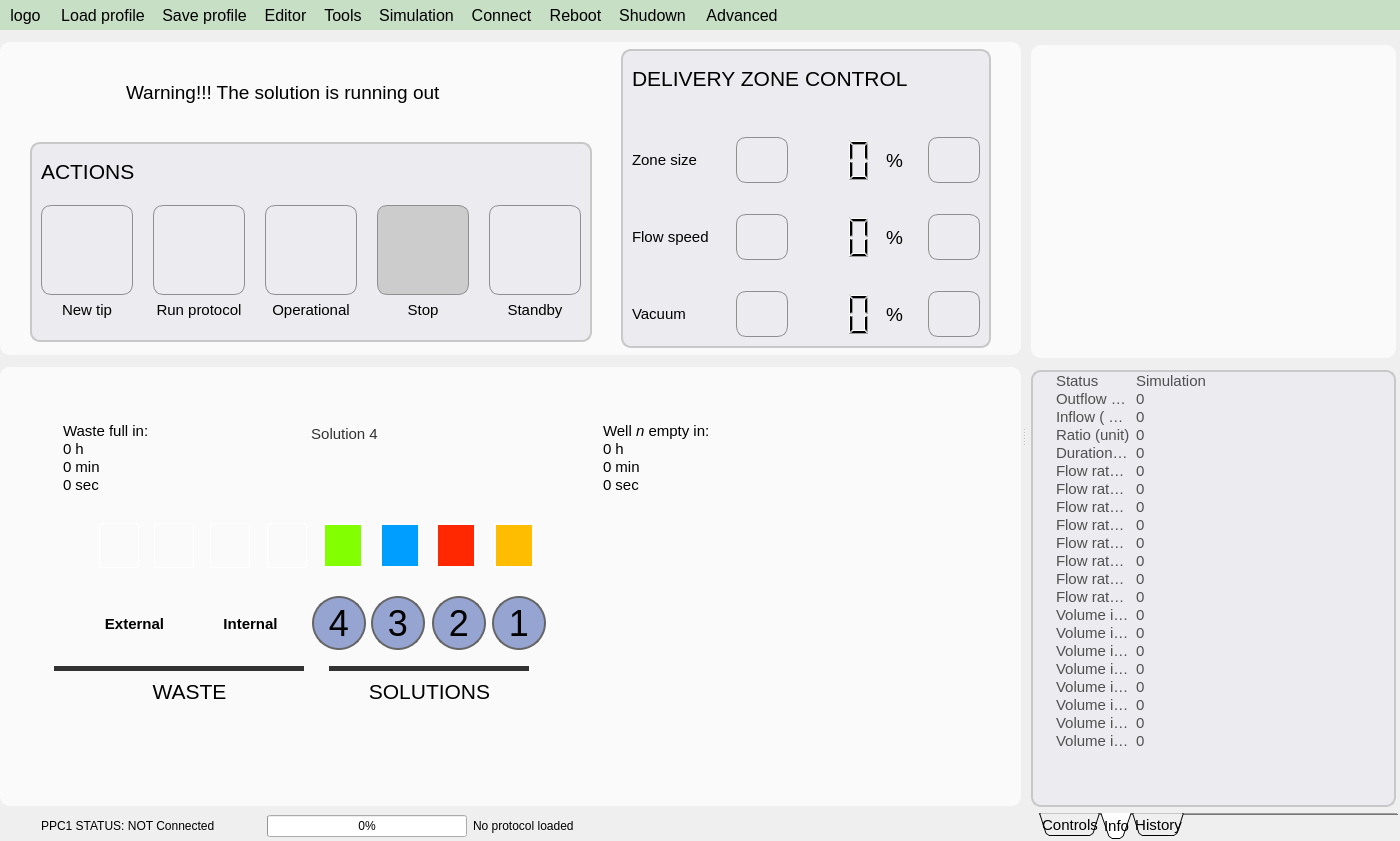
bellonemauro/Labonatip2.0, file apps/Lab-on-a-tip/Lab-on-a-tip.ui: the form before one commit.
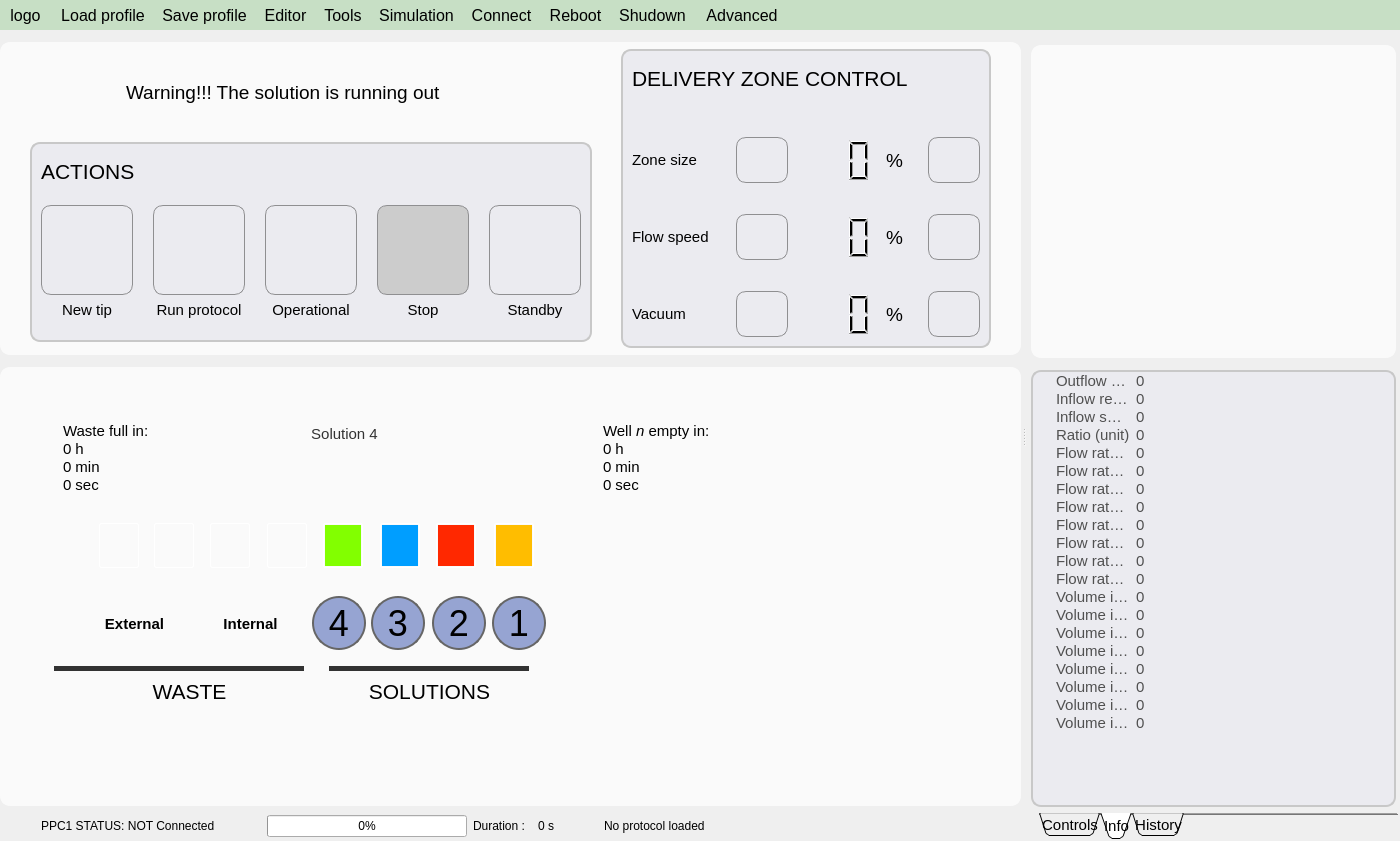
The form after the commit. Icons and pictures are not drawn.

The edit to the form file:
```diff
--- a/apps/Lab-on-a-tip/Lab-on-a-tip.ui
+++ b/apps/Lab-on-a-tip/Lab-on-a-tip.ui
@@ -2978,7 +2978,7 @@
            <property name="bottomMargin">
             <number>0</number>
            </property>
-           <item row="0" column="3">
+           <item row="0" column="5">
             <widget class="QLabel" name="label_macroStatus">
              <property name="text">
               <string>No protocol loaded</string>
@@ -3025,8 +3025,37 @@
              <property name="toolTip">
               <string>&lt;html&gt;&lt;head/&gt;&lt;body&gt;&lt;p&gt;Connection indicator &lt;/p&gt;&lt;p&gt; red : PPC-1 not connected &lt;/p&gt;&lt;p&gt; green : PPC-1 connected&lt;/p&gt;&lt;/body&gt;&lt;/html&gt;</string>
              </property>
+            </widget>
+           </item>
+           <item row="0" column="3">
+            <widget class="QLabel" name="label">
+             <property name="sizePolicy">
+              <sizepolicy hsizetype="Fixed" vsizetype="Preferred">
+               <horstretch>0</horstretch>
+               <verstretch>0</verstretch>
+              </sizepolicy>
+             </property>
              <property name="text">
-              <string/>
+              <string>Duration :  </string>
+             </property>
+            </widget>
+           </item>
+           <item row="0" column="4">
+            <widget class="QLabel" name="label_duration">
+             <property name="minimumSize">
+              <size>
+               <width>60</width>
+               <height>0</height>
+              </size>
+             </property>
+             <property name="maximumSize">
+              <size>
+               <width>60</width>
+               <height>16777215</height>
+              </size>
+             </property>
+             <property name="text">
+              <string>0 s</string>
              </property>
             </widget>
            </item>
@@ -5446,7 +5475,7 @@
            </attribute>
            <column>
             <property name="text">
-             <string/>
+             <string>Variable</string>
             </property>
            </column>
            <column>
@@ -5454,14 +5483,6 @@
              <string>Value</string>
             </property>
            </column>
-           <item>
-            <property name="text">
-             <string>Status</string>
-            </property>
-            <property name="text">
-             <string>Simulation</string>
-            </property>
-           </item>
            <item>
             <property name="text">
              <string>Outflow ( nL/s )</string>
@@ -5472,7 +5493,15 @@
            </item>
            <item>
             <property name="text">
-             <string>Inflow ( nL/s )</string>
+             <string>Inflow recirc ( nL/s )</string>
+            </property>
+            <property name="text">
+             <string>0</string>
+            </property>
+           </item>
+           <item>
+            <property name="text">
+             <string>Inflow switch ( nL/s )</string>
             </property>
             <property name="text">
              <string>0</string>
@@ -5486,17 +5515,6 @@
              <string>0</string>
             </property>
            </item>
-           <item>
-            <property name="text">
-             <string>Duration (s)</string>
-            </property>
-            <property name="text">
-             <string>0</string>
-            </property>
-            <property name="flags">
-             <set>ItemIsDragEnabled|ItemIsUserCheckable|ItemIsEnabled</set>
-            </property>
-           </item>
            <item>
             <property name="text">
              <string>Flow rate 1 ( nL/s )</string>
```
Left out of the diff: 21 changed lines with no effect on the pictures.
